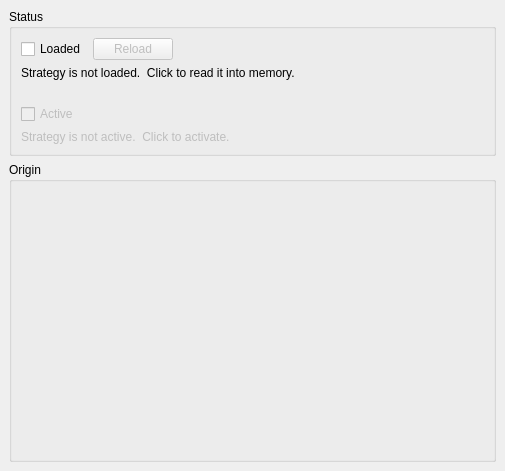
The window that profit/widgets/ui_strategytree.ui (hpsilva/profitpy) describes before a commit, drawn with Qt 5.
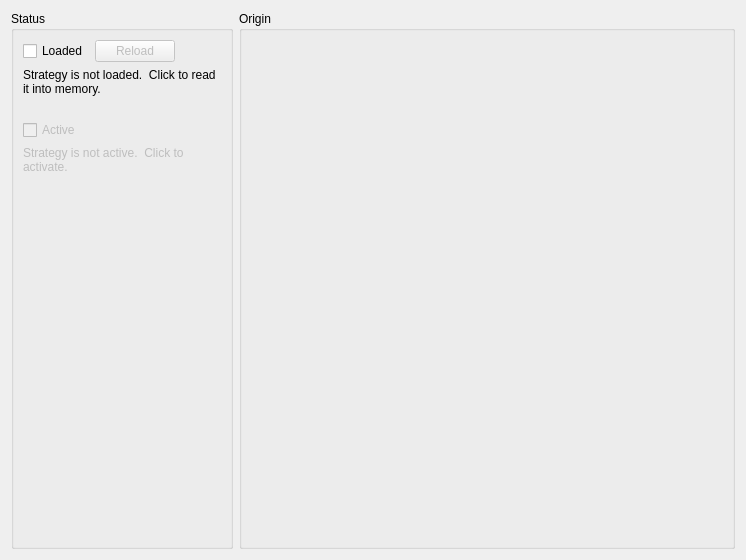
The same window after the commit. Icons and pictures are not drawn. Custom widgets are drawn as their Qt base class.

Diff of the .ui file:
```diff
--- a/profit/widgets/ui_strategytree.ui
+++ b/profit/widgets/ui_strategytree.ui
@@ -5,26 +5,18 @@
    <rect>
     <x>0</x>
     <y>0</y>
-    <width>505</width>
-    <height>471</height>
+    <width>746</width>
+    <height>560</height>
    </rect>
   </property>
   <property name="windowTitle" >
    <string>Strategy Tree</string>
   </property>
-  <layout class="QVBoxLayout" >
-   <property name="margin" >
-    <number>9</number>
-   </property>
-   <property name="spacing" >
-    <number>6</number>
-   </property>
+  <layout class="QHBoxLayout" name="horizontalLayout" >
    <item>
     <widget class="QGroupBox" name="statusGroup" >
      <property name="sizePolicy" >
-      <sizepolicy>
-       <hsizetype>5</hsizetype>
-       <vsizetype>1</vsizetype>
+      <sizepolicy vsizetype="Minimum" hsizetype="Preferred" >
        <horstretch>0</horstretch>
        <verstretch>0</verstretch>
       </sizepolicy>
@@ -67,9 +59,7 @@
          <item row="1" column="0" colspan="3" >
           <widget class="QLabel" name="loadLabel" >
            <property name="sizePolicy" >
-            <sizepolicy>
-             <hsizetype>7</hsizetype>
-             <vsizetype>5</vsizetype>
+            <sizepolicy vsizetype="Preferred" hsizetype="Expanding" >
              <horstretch>0</horstretch>
              <verstretch>0</verstretch>
             </sizepolicy>
@@ -133,9 +123,7 @@
          <item>
           <widget class="QLabel" name="activeLabel" >
            <property name="sizePolicy" >
-            <sizepolicy>
-             <hsizetype>7</hsizetype>
-             <vsizetype>5</vsizetype>
+            <sizepolicy vsizetype="Preferred" hsizetype="Expanding" >
              <horstretch>0</horstretch>
              <verstretch>0</verstretch>
             </sizepolicy>
@@ -148,6 +136,19 @@
            </property>
           </widget>
          </item>
+         <item>
+          <spacer name="verticalSpacer" >
+           <property name="orientation" >
+            <enum>Qt::Vertical</enum>
+           </property>
+           <property name="sizeHint" stdset="0" >
+            <size>
+             <width>20</width>
+             <height>40</height>
+            </size>
+           </property>
+          </spacer>
+         </item>
         </layout>
        </widget>
       </item>
@@ -157,10 +158,8 @@
    <item>
     <widget class="QGroupBox" name="originGroup" >
      <property name="sizePolicy" >
-      <sizepolicy>
-       <hsizetype>5</hsizetype>
-       <vsizetype>7</vsizetype>
-       <horstretch>0</horstretch>
+      <sizepolicy vsizetype="Expanding" hsizetype="Preferred" >
+       <horstretch>1</horstretch>
        <verstretch>0</verstretch>
       </sizepolicy>
      </property>
@@ -174,11 +173,8 @@
       <property name="margin" >
        <number>9</number>
       </property>
-      <property name="spacing" >
-       <number>6</number>
-      </property>
       <item>
-       <widget class="CallableSelectWidget" name="callableSelect" >
+       <widget class="CallableSelectWidget" native="1" name="callableSelect" >
         <property name="minimumSize" >
          <size>
           <width>64</width>
@@ -195,7 +191,7 @@
  <customwidgets>
   <customwidget>
    <class>CallableSelectWidget</class>
-   <extends>QFrame</extends>
+   <extends>QWidget</extends>
    <header>callableselectwidget.h</header>
   </customwidget>
  </customwidgets>
```
Left out of the diff: 27 changed lines with no effect on the pictures.
